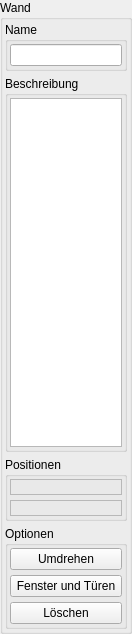
Before: the Qt Designer form trunk/editor/toolWidgetWallNew.ui in BackupTheBerlios/bbuilder-svn, drawn with Qt 5.
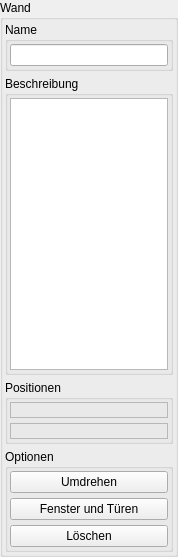
After: the same form once the commit is applied.

The edit to the form file:
```diff
--- a/trunk/editor/toolWidgetWallNew.ui
+++ b/trunk/editor/toolWidgetWallNew.ui
@@ -8,8 +8,8 @@
    <rect>
     <x>0</x>
     <y>0</y>
-    <width>132</width>
-    <height>634</height>
+    <width>178</width>
+    <height>557</height>
    </rect>
   </property>
   <property name="windowTitle" >
@@ -145,7 +145,11 @@
           <number>5</number>
          </property>
          <item row="0" column="0" >
-          <widget class="QTextEdit" name="textEdit_WallDesc" />
+          <widget class="QTextEdit" name="textEdit_WallDesc" >
+           <property name="html" >
+            <string>&lt;html>&lt;head>&lt;meta name="qrichtext" content="1" />&lt;/head>&lt;body style=" white-space: pre-wrap; font-family:Sans Serif; font-size:9pt; font-weight:400; font-style:normal; text-decoration:none;">&lt;p style="-qt-paragraph-type:empty; margin-top:0px; margin-bottom:0px; margin-left:0px; margin-right:0px; -qt-block-indent:0; text-indent:0px;">&lt;/p>&lt;/body>&lt;/html></string>
+           </property>
+          </widget>
          </item>
         </layout>
        </widget>
```
